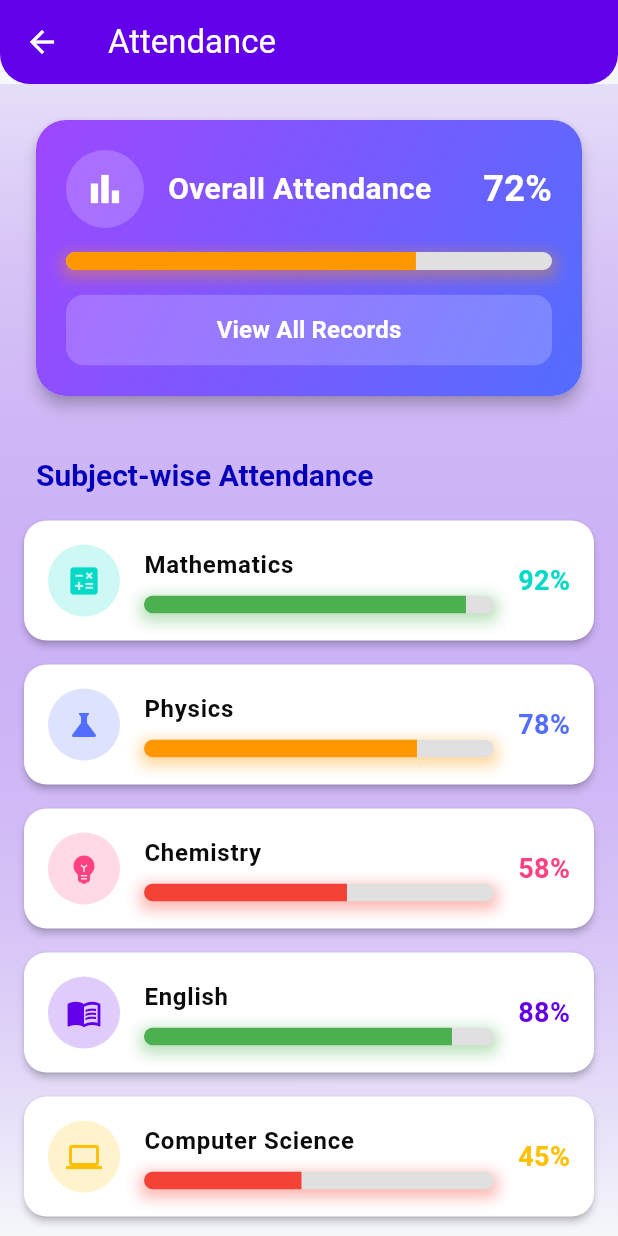
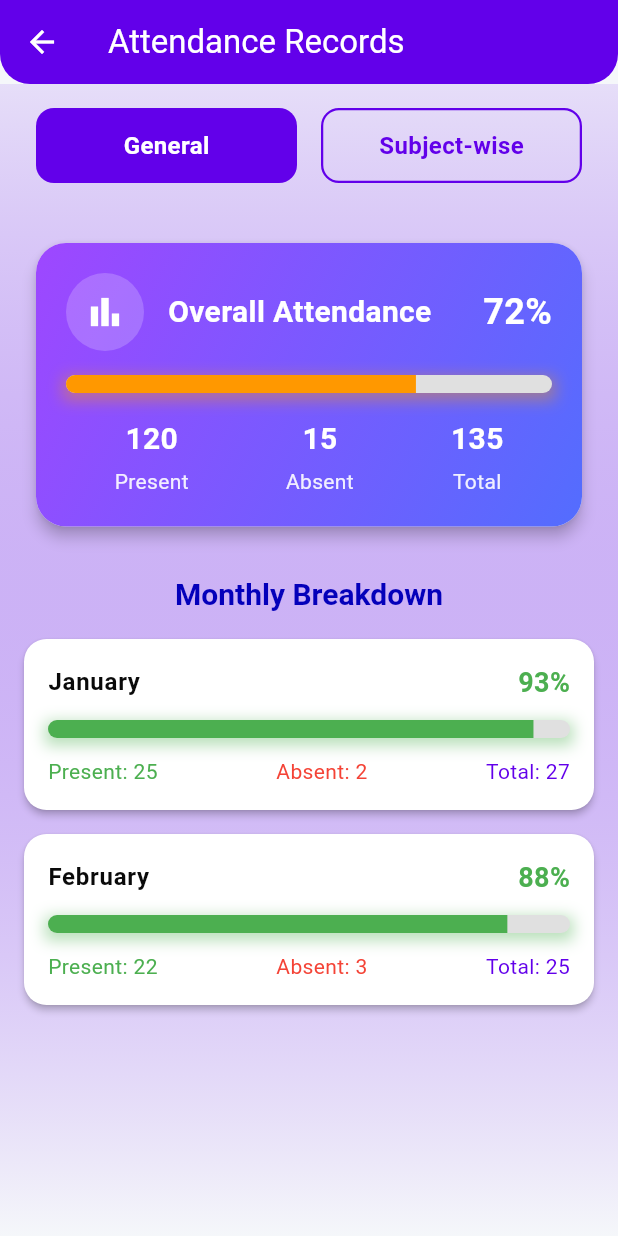
Before and after one commit to shariq-shoaib/Student-Dashbord, a Flutter app: the AttendanceScreen screen opened directly, after a tap on "View All Records", on a phone screen of 412 x 824 dp. Run offline on Flutter 3.47's test engine with Material 3 defaults, Android fonts, the phone set to English and light mode, and no system bars; network calls fail.

Commit message:
added attendance record screen

```diff
--- a/lib/models/attendance_model.dart
+++ b/lib/models/attendance_model.dart
@@ -0,0 +1,47 @@
+class AttendanceSummary {
+  final int overallPercentage;
+  final int totalPresent;
+  final int totalAbsent;
+  final int totalClasses;
+  final List<MonthlyAttendance> monthlyData;
+  final List<SubjectAttendance> subjects;
+
+  AttendanceSummary({
+    required this.overallPercentage,
+    required this.totalPresent,
+    required this.totalAbsent,
+    required this.totalClasses,
+    required this.monthlyData,
+    required this.subjects,
+  });
+}
+
+class MonthlyAttendance {
+  final String month;
+  final int present;
+  final int absent;
+
+  MonthlyAttendance({
+    required this.month,
+    required this.present,
+    required this.absent,
+  });
+}
+
+class SubjectAttendance {
+  final String name;
+  final int percentage;
+  final int present;
+  final int absent;
+  final int totalClasses;
+  final List<DateTime> recentAbsences;
+
+  SubjectAttendance({
+    required this.name,
+    required this.percentage,
+    required this.present,
+    required this.absent,
+    required this.totalClasses,
+    required this.recentAbsences,
+  });
+}
--- /dev/null
+++ b/lib/screens/attendance_records_screen.dart
@@ -0,0 +1,520 @@
+import 'package:flutter/material.dart';
+import '../utils/theme.dart';
+import '../widgets/attendance_progress_bar.dart';
+import '../models/attendance_model.dart';
+import 'package:intl/intl.dart';
+
+class AttendanceRecordsScreen extends StatefulWidget {
+  final AttendanceSummary summary;
+
+  const AttendanceRecordsScreen({super.key, required this.summary});
+
+  @override
+  State<AttendanceRecordsScreen> createState() =>
+      _AttendanceRecordsScreenState();
+}
+
+class _AttendanceRecordsScreenState extends State<AttendanceRecordsScreen> {
+  int _selectedTab = 0; // 0 for general, 1 for subject-wise
+
+  @override
+  Widget build(BuildContext context) {
+    return Scaffold(
+      appBar: AppBar(
+        title: const Text('Attendance Records'),
+        backgroundColor: AppColors.primary,
+        foregroundColor: Colors.white,
+        elevation: 0,
+        shape: const RoundedRectangleBorder(
+          borderRadius: BorderRadius.vertical(bottom: Radius.circular(20)),
+        ),
+      ),
+      body: Container(
+        decoration: BoxDecoration(
+          gradient: LinearGradient(
+            begin: Alignment.topCenter,
+            end: Alignment.bottomCenter,
+            colors: [AppColors.primary.withOpacity(0.1), AppColors.background],
+          ),
+        ),
+        child: Column(
+          children: [
+            // Tab selector
+            Padding(
+              padding: const EdgeInsets.symmetric(horizontal: 24, vertical: 16),
+              child: Row(
+                children: [
+                  Expanded(
+                    child: _buildTabButton(
+                      context,
+                      label: 'General',
+                      isSelected: _selectedTab == 0,
+                      onTap: () => setState(() => _selectedTab = 0),
+                    ),
+                  ),
+                  const SizedBox(width: 16),
+                  Expanded(
+                    child: _buildTabButton(
+                      context,
+                      label: 'Subject-wise',
+                      isSelected: _selectedTab == 1,
+                      onTap: () => setState(() => _selectedTab = 1),
+                    ),
+                  ),
+                ],
+              ),
+            ),
+
+            // Content based on selected tab
+            Expanded(
+              child:
+                  _selectedTab == 0
+                      ? _buildGeneralAttendanceView(context)
+                      : _buildSubjectWiseView(context),
+            ),
+          ],
+        ),
+      ),
+    );
+  }
+
+  Widget _buildTabButton(
+    BuildContext context, {
+    required String label,
+    required bool isSelected,
+    required VoidCallback onTap,
+  }) {
+    return Material(
+      color: isSelected ? AppColors.primary : Colors.transparent,
+      borderRadius: BorderRadius.circular(12),
+      child: InkWell(
+        borderRadius: BorderRadius.circular(12),
+        onTap: onTap,
+        child: Container(
+          padding: const EdgeInsets.symmetric(vertical: 12),
+          decoration: BoxDecoration(
+            borderRadius: BorderRadius.circular(12),
+            border: Border.all(
+              color: isSelected ? Colors.transparent : AppColors.primary,
+              width: 1.5,
+            ),
+          ),
+          child: Center(
+            child: Text(
+              label,
+              style: TextStyle(
+                color: isSelected ? Colors.white : AppColors.primary,
+                fontWeight: FontWeight.bold,
+                fontSize: 16,
+              ),
+            ),
+          ),
+        ),
+      ),
+    );
+  }
+
+  Widget _buildGeneralAttendanceView(BuildContext context) {
+    return SingleChildScrollView(
+      padding: const EdgeInsets.all(16),
+      child: Column(
+        children: [
+          // Overall summary card
+          Card(
+            elevation: 4,
+            shape: RoundedRectangleBorder(
+              borderRadius: BorderRadius.circular(20),
+            ),
+            child: Container(
+              decoration: BoxDecoration(
+                gradient: LinearGradient(
+                  colors: [AppColors.primaryLight, AppColors.accentBlue],
+                  begin: Alignment.topLeft,
+                  end: Alignment.bottomRight,
+                ),
+                borderRadius: BorderRadius.circular(20),
+              ),
+              padding: const EdgeInsets.all(20),
+              child: Column(
+                children: [
+                  Row(
+                    children: [
+                      Container(
+                        padding: const EdgeInsets.all(12),
+                        decoration: BoxDecoration(
+                          color: Colors.white.withOpacity(0.2),
+                          shape: BoxShape.circle,
+                        ),
+                        child: const Icon(
+                          Icons.bar_chart,
+                          color: Colors.white,
+                          size: 28,
+                        ),
+                      ),
+                      const SizedBox(width: 16),
+                      Expanded(
+                        child: Text(
+                          'Overall Attendance',
+                          style: const TextStyle(
+                            color: Colors.white,
+                            fontSize: 20,
+                            fontWeight: FontWeight.bold,
+                          ),
+                        ),
+                      ),
+                      Text(
+                        '${widget.summary.overallPercentage}%',
+                        style: const TextStyle(
+                          color: Colors.white,
+                          fontSize: 24,
+                          fontWeight: FontWeight.bold,
+                        ),
+                      ),
+                    ],
+                  ),
+                  const SizedBox(height: 16),
+                  AttendanceProgressBar(
+                    percentage: widget.summary.overallPercentage,
+                  ),
+                  const SizedBox(height: 16),
+                  _buildStatRow(
+                    present: widget.summary.totalPresent,
+                    absent: widget.summary.totalAbsent,
+                    total: widget.summary.totalClasses,
+                  ),
+                ],
+              ),
+            ),
+          ),
+          const SizedBox(height: 24),
+
+          // Monthly breakdown
+          Text(
+            'Monthly Breakdown',
+            style: Theme.of(context).textTheme.headlineSmall?.copyWith(
+              color: AppColors.primaryDark,
+              fontWeight: FontWeight.bold,
+            ),
+          ),
+          const SizedBox(height: 16),
+          ...widget.summary.monthlyData.map(
+            (monthData) => _buildMonthCard(
+              context,
+              month: monthData.month,
+              present: monthData.present,
+              absent: monthData.absent,
+            ),
+          ),
+        ],
+      ),
+    );
+  }
+
+  Widget _buildSubjectWiseView(BuildContext context) {
+    return ListView.builder(
+      padding: const EdgeInsets.all(16),
+      itemCount: widget.summary.subjects.length,
+      itemBuilder: (context, index) {
+        final subject = widget.summary.subjects[index];
+        return _buildSubjectCard(context, subject);
+      },
+    );
+  }
+
+  Widget _buildStatRow({
+    required int present,
+    required int absent,
+    required int total,
+  }) {
+    return Row(
+      mainAxisAlignment: MainAxisAlignment.spaceAround,
+      children: [
+        _buildStatItem(
+          value: present,
+          label: 'Present',
+          color: AppColors.success,
+        ),
+        _buildStatItem(value: absent, label: 'Absent', color: AppColors.error),
+        _buildStatItem(value: total, label: 'Total', color: AppColors.primary),
+      ],
+    );
+  }
+
+  Widget _buildStatItem({
+    required int value,
+    required String label,
+    required Color color,
+  }) {
+    return Column(
+      children: [
+        Text(
+          value.toString(),
+          style: TextStyle(
+            color: Colors.white,
+            fontSize: 20,
+            fontWeight: FontWeight.bold,
+          ),
+        ),
+        const SizedBox(height: 4),
+        Text(
+          label,
+          style: TextStyle(color: Colors.white.withOpacity(0.9), fontSize: 14),
+        ),
+      ],
+    );
+  }
+
+  Widget _buildMonthCard(
+    BuildContext context, {
+    required String month,
+    required int present,
+    required int absent,
+  }) {
+    final total = present + absent;
+    final percentage = total == 0 ? 0 : (present / total * 100).round();
+
+    return Card(
+      margin: const EdgeInsets.only(bottom: 16),
+      shape: RoundedRectangleBorder(borderRadius: BorderRadius.circular(15)),
+      elevation: 2,
+      child: Padding(
+        padding: const EdgeInsets.all(16),
+        child: Column(
+          crossAxisAlignment: CrossAxisAlignment.start,
+          children: [
+            Row(
+              mainAxisAlignment: MainAxisAlignment.spaceBetween,
+              children: [
+                Text(
+                  month,
+                  style: Theme.of(
+                    context,
+                  ).textTheme.bodyLarge?.copyWith(fontWeight: FontWeight.bold),
+                ),
+                Text(
+                  '$percentage%',
+                  style: TextStyle(
+                    fontSize: 18,
+                    fontWeight: FontWeight.bold,
+                    color: _getPercentageColor(percentage),
+                  ),
+                ),
+              ],
+            ),
+            const SizedBox(height: 12),
+            AttendanceProgressBar(percentage: percentage),
+            const SizedBox(height: 12),
+            Row(
+              mainAxisAlignment: MainAxisAlignment.spaceBetween,
+              children: [
+                Text(
+                  'Present: $present',
+                  style: TextStyle(color: AppColors.success),
+                ),
+                Text(
+                  'Absent: $absent',
+                  style: TextStyle(color: AppColors.error),
+                ),
+                Text(
+                  'Total: $total',
+                  style: TextStyle(color: AppColors.primary),
+                ),
+              ],
+            ),
+          ],
+        ),
+      ),
+    );
+  }
+
+  Widget _buildSubjectCard(BuildContext context, SubjectAttendance subject) {
+    final color = _getSubjectColor(subject.name);
+
+    return Card(
+      margin: const EdgeInsets.only(bottom: 16),
+      shape: RoundedRectangleBorder(borderRadius: BorderRadius.circular(15)),
+      elevation: 2,
+      child: ExpansionTile(
+        tilePadding: const EdgeInsets.symmetric(horizontal: 16),
+        childrenPadding: const EdgeInsets.only(left: 16, right: 16, bottom: 16),
+        leading: Container(
+          width: 48,
+          height: 48,
+          decoration: BoxDecoration(
+            color: color.withOpacity(0.2),
+            shape: BoxShape.circle,
+          ),
+          alignment: Alignment.center,
+          child: Icon(_getSubjectIcon(subject.name), color: color, size: 24),
+        ),
+        title: Text(
+          subject.name,
+          style: Theme.of(
+            context,
+          ).textTheme.titleMedium?.copyWith(fontWeight: FontWeight.bold),
+        ),
+        trailing: Text(
+          '${subject.percentage}%',
+          style: TextStyle(
+            fontSize: 18,
+            fontWeight: FontWeight.bold,
+            color: color,
+          ),
+        ),
+        children: [
+          // Attendance progress bar
+          Padding(
+            padding: const EdgeInsets.only(top: 8, bottom: 16),
+            child: AttendanceProgressBar(percentage: subject.percentage),
+          ),
+
+          // Stats row
+          _buildStatRow(
+            present: subject.present,
+            absent: subject.absent,
+            total: subject.totalClasses,
+          ),
+
+          const SizedBox(height: 24),
+
+          // Recent absences section
+          if (subject.recentAbsences.isNotEmpty) ...[
+            Divider(color: Colors.grey[300], height: 1),
+            const SizedBox(height: 16),
+
+            // Section header
+            Row(
+              children: [
+                Icon(Icons.calendar_month, color: AppColors.error, size: 20),
+                const SizedBox(width: 8),
+                Text(
+                  'Recent Absences',
+                  style: TextStyle(
+                    fontWeight: FontWeight.bold,
+                    color: AppColors.error,
+                    fontSize: 16,
+                  ),
+                ),
+              ],
+            ),
+            const SizedBox(height: 12),
+
+            // Absences list
+            Column(
+              children:
+                  subject.recentAbsences
+                      .map(
+                        (date) => Padding(
+                          padding: const EdgeInsets.only(bottom: 12),
+                          child: _buildAbsenceItem(date, color),
+                        ),
+                      )
+                      .toList(),
+            ),
+          ],
+        ],
+      ),
+    );
+  }
+
+  Widget _buildAbsenceItem(DateTime date, Color color) {
+    return Container(
+      padding: const EdgeInsets.all(12),
+      decoration: BoxDecoration(
+        color: color.withOpacity(0.05),
+        borderRadius: BorderRadius.circular(8),
+      ),
+      child: Row(
+        children: [
+          Container(
+            width: 40,
+            height: 40,
+            alignment: Alignment.center,
+            decoration: BoxDecoration(
+              color: color.withOpacity(0.1),
+              shape: BoxShape.circle,
+            ),
+            child: Text(
+              date.day.toString(),
+              style: TextStyle(
+                fontWeight: FontWeight.bold,
+                color: color,
+                fontSize: 16,
+              ),
+            ),
+          ),
+          const SizedBox(width: 12),
+          Column(
+            crossAxisAlignment: CrossAxisAlignment.start,
+            children: [
+              Text(
+                _getDayName(date),
+                style: TextStyle(
+                  fontWeight: FontWeight.bold,
+                  color: AppColors.textPrimary,
+                ),
+              ),
+              Text(
+                '${_getMonthName(date)} ${date.year}',
+                style: TextStyle(color: AppColors.textSecondary, fontSize: 12),
+              ),
+            ],
+          ),
+        ],
+      ),
+    );
+  }
+
+  String _getMonthName(DateTime date) {
+    return DateFormat('MMMM').format(date);
+  }
+
+  String _getDayName(DateTime date) {
+    switch (date.weekday) {
+      case 1:
+        return 'Monday';
+      case 2:
+        return 'Tuesday';
+      case 3:
+        return 'Wednesday';
+      case 4:
+        return 'Thursday';
+      case 5:
+        return 'Friday';
+      case 6:
+        return 'Saturday';
+      case 7:
+        return 'Sunday';
+      default:
+        return '';
+    }
+  }
+
+  Color _getPercentageColor(int percentage) {
+    if (percentage >= 85) return Colors.green;
+    if (percentage >= 70) return Colors.orange;
+    return Colors.red;
+  }
+
+  Color _getSubjectColor(String subjectName) {
+    final colors = {
+      'Mathematics': AppColors.secondary,
+      'Physics': AppColors.accentBlue,
+      'Chemistry': AppColors.accentPink,
+      'English': AppColors.primary,
+      'Computer Science': AppColors.accentAmber,
+    };
+    return colors[subjectName] ?? AppColors.primaryDark;
+  }
+
+  IconData _getSubjectIcon(String subjectName) {
+    final icons = {
+      'Mathematics': Icons.calculate,
+      'Physics': Icons.science,
+      'Chemistry': Icons.emoji_objects,
+      'English': Icons.menu_book,
+      'Computer Science': Icons.computer,
+    };
+    return icons[subjectName] ?? Icons.subject;
+  }
+}
--- a/lib/screens/attendance_screen.dart
+++ b/lib/screens/attendance_screen.dart
@@ -1,6 +1,8 @@
 import 'package:flutter/material.dart';
 import '../utils/theme.dart';
 import '../widgets/attendance_progress_bar.dart';
+import '../screens/attendance_records_screen.dart';
+import '../models/attendance_model.dart';
 
 class AttendanceScreen extends StatefulWidget {
   const AttendanceScreen({super.key});
@@ -157,7 +159,51 @@ class _AttendanceScreenState extends State<AttendanceScreen> {
                   padding: const EdgeInsets.symmetric(vertical: 12),
                 ),
                 onPressed: () {
-                  // Navigate to detailed records
+                  Navigator.push(
+                    context,
+                    MaterialPageRoute(
+                      builder:
+                          (context) => AttendanceRecordsScreen(
+                            summary: AttendanceSummary(
+                              overallPercentage: overallPercentage,
+                              totalPresent: 120, // Replace with actual data
+                              totalAbsent: 15, // Replace with actual data
+                              totalClasses: 135, // Replace with actual data
+                              monthlyData: [
+                                MonthlyAttendance(
+                                  month: 'January',
+                                  present: 25,
+                                  absent: 2,
+                                ),
+                                MonthlyAttendance(
+                                  month: 'February',
+                                  present: 22,
+                                  absent: 3,
+                                ),
+                                // Add more months
+                              ],
+                              subjects:
+                                  subjects
+                                      .map(
+                                        (s) => SubjectAttendance(
+                                          name: s['name'],
+                                          percentage: s['percentage'],
+                                          present:
+                                              20, // Replace with actual data
+                                          absent: 5, // Replace with actual data
+                                          totalClasses:
+                                              25, // Replace with actual data
+                                          recentAbsences: [
+                                            DateTime(2023, 5, 10),
+                                            DateTime(2023, 5, 3),
+                                          ], // Replace with actual data
+                                        ),
+                                      )
+                                      .toList(),
+                            ),
+                          ),
+                    ),
+                  );
                 },
                 child: const Text(
                   'View All Records',
--- a/lib/utils/app_design_system.dart
+++ b/lib/utils/app_design_system.dart
@@ -1,8 +1,6 @@
 import 'package:flutter/material.dart';
-import 'package:provider/provider.dart';
 import 'badge_helper.dart';
 import '../services/notification_service.dart';
-import '../providers/theme_provider.dart';
 
 class AppDesignSystem {
   // App-wide padding constants
--- a/pubspec.yaml
+++ b/pubspec.yaml
@@ -33,6 +33,7 @@ dependencies:
   cupertino_icons: ^1.0.8
   path_provider: ^2.1.1
   provider: ^6.0.5
+  intl: ^0.18.1
 
 dev_dependencies:
   flutter_test:
```
Also changed, not shown: pubspec.lock.
